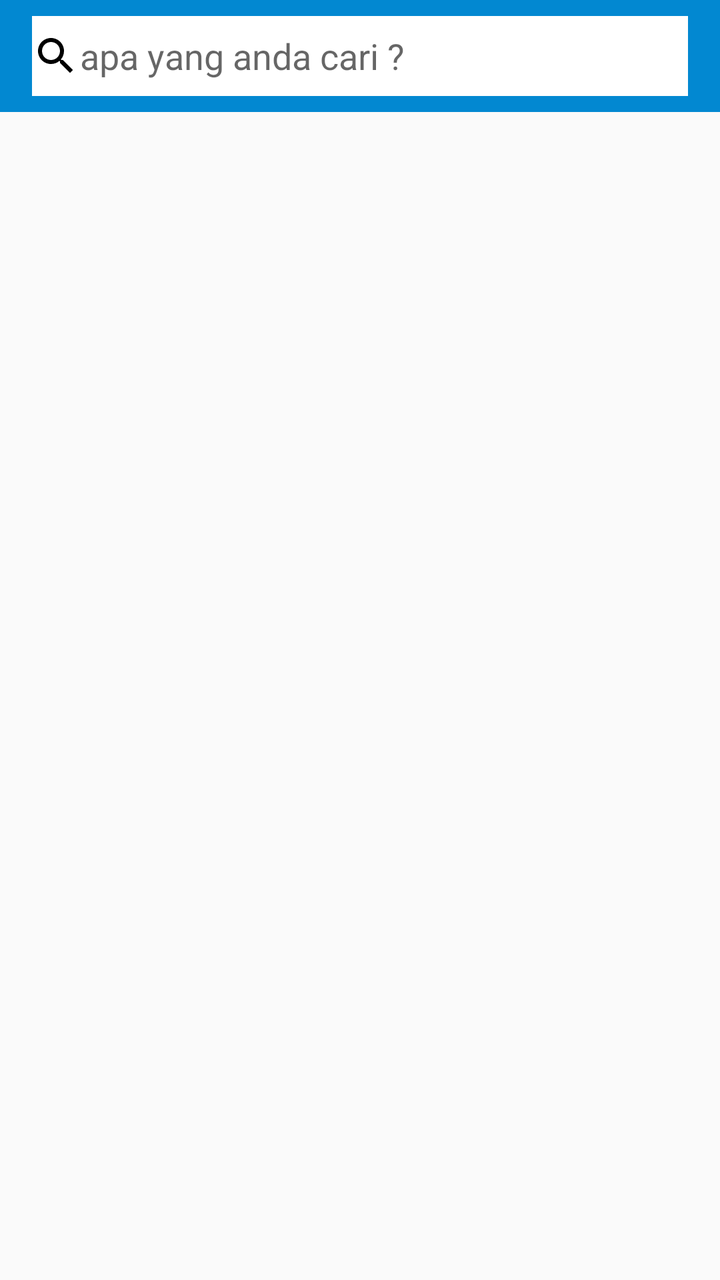
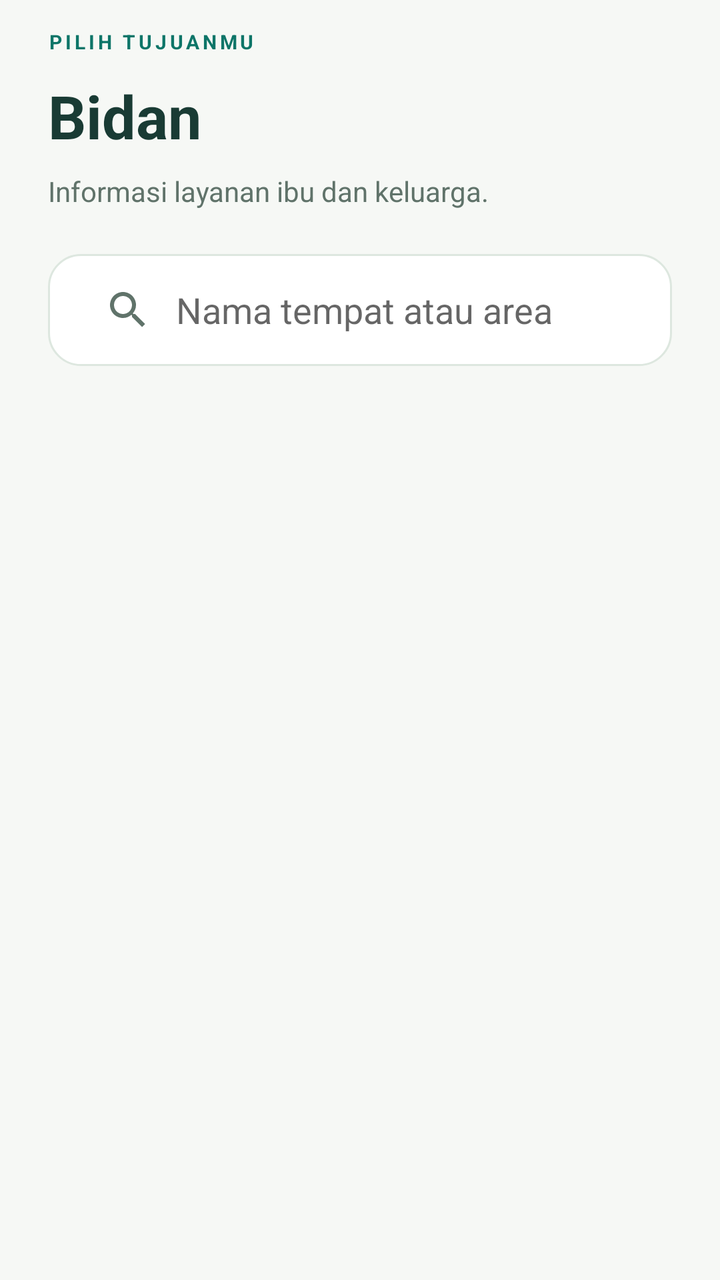

Two renders of the same Android screen: before a commit and after it. Below are the layout's source before the change and the commit's diff.
<!-- AndroidManifest.xml: activity theme EditorTheme -->
<!-- res/layout/activity_bidan.xml -->
<?xml version="1.0" encoding="utf-8"?>
<LinearLayout
    xmlns:android="http://schemas.android.com/apk/res/android"
    xmlns:app="http://schemas.android.com/apk/res-auto"
    xmlns:tools="http://schemas.android.com/tools"
    android:layout_width="match_parent"
    android:layout_height="match_parent"
    android:orientation="vertical"
    tools:context="me.cekpedia.HotelActivity">

    <RelativeLayout
        android:layout_width="match_parent"
        android:layout_height="?attr/actionBarSize">

        <ImageView
            android:layout_width="match_parent"
            android:layout_height="?attr/actionBarSize"
            android:background="#0288D1" />

        <EditText
            android:id="@+id/cari"
            android:layout_width="match_parent"
            android:layout_height="?android:attr/actionBarSize"
            android:layout_marginLeft="16dp"
            android:layout_marginRight="16dp"
            android:layout_marginTop="8dp"
            android:layout_marginBottom="8dp"
            android:background="#FFFF"
            android:drawableLeft="@drawable/ic_search"
            android:hint="apa yang anda cari ?" />

        <ImageView
            android:layout_width="wrap_content"
            android:layout_height="wrap_content"
            android:layout_alignLeft="@+id/cari"
            android:layout_alignParentTop="true"
            android:layout_alignStart="@+id/cari"
            android:layout_marginTop="567dp"
            android:src="@drawable/ic_home_black_24dp"
            android:tint="@color/colorvector" />

    </RelativeLayout>
    <LinearLayout
        android:layout_width="match_parent"
        android:layout_height="wrap_content"
        android:orientation="vertical">
        <ListView
            android:layout_width="match_parent"
            android:layout_height="wrap_content"
            android:id="@+id/listviewbidan">
            


        </ListView>
    </LinearLayout>
</LinearLayout>
<!-- resources referenced by this layout -->
<resources>
  <color name="colorvector">#FFFFFF</color>
  <!-- drawable ic_home_black_24dp (drawable) -->
  <vector android:height="32dp" android:viewportHeight="24.0"
      android:viewportWidth="24.0" android:width="32dp" xmlns:android="http://schemas.android.com/apk/res/android">
      <path android:fillColor="#FF000000" android:pathData="M10,20v-6h4v6h5v-8h3L12,3 2,12h3v8z"/>
  </vector>
  <!-- drawable ic_search (drawable) -->
  <vector xmlns:android="http://schemas.android.com/apk/res/android"
          android:width="24dp"
          android:height="24dp"
          android:viewportWidth="24.0"
          android:viewportHeight="24.0">
      <path
          android:fillColor="#FF000000"
          android:pathData="M15.5,14h-0.79l-0.28,-0.27C15.41,12.59 16,11.11 16,9.5 16,5.91 13.09,3 9.5,3S3,5.91 3,9.5 5.91,16 9.5,16c1.61,0 3.09,-0.59 4.23,-1.57l0.27,0.28v0.79l5,4.99L20.49,19l-4.99,-5zM9.5,14C7.01,14 5,11.99 5,9.5S7.01,5 9.5,5 14,7.01 14,9.5 11.99,14 9.5,14z"/>
  </vector>
  <style name="EditorTheme" parent="Theme.AppCompat.Light.DarkActionBar">
          <item name="colorPrimary">@color/editorColorPrimary</item>
          <item name="colorAccent">@color/colorAccent</item>
      </style>
  <color name="editorColorPrimary">#0288D1</color>
  <color name="colorAccent">#FF4081</color>
</resources>

<!-- the commit's change to res/layout/activity_bidan.xml (unified diff, before → after) -->
@@ -1,56 +1,20 @@
 <?xml version="1.0" encoding="utf-8"?>
-<LinearLayout
-    xmlns:android="http://schemas.android.com/apk/res/android"
-    xmlns:app="http://schemas.android.com/apk/res-auto"
-    xmlns:tools="http://schemas.android.com/tools"
-    android:layout_width="match_parent"
-    android:layout_height="match_parent"
-    android:orientation="vertical"
-    tools:context="me.cekpedia.HotelActivity">
-
-    <RelativeLayout
-        android:layout_width="match_parent"
-        android:layout_height="?attr/actionBarSize">
-
-        <ImageView
-            android:layout_width="match_parent"
-            android:layout_height="?attr/actionBarSize"
-            android:background="#0288D1" />
-
-        <EditText
-            android:id="@+id/cari"
-            android:layout_width="match_parent"
-            android:layout_height="?android:attr/actionBarSize"
-            android:layout_marginLeft="16dp"
-            android:layout_marginRight="16dp"
-            android:layout_marginTop="8dp"
-            android:layout_marginBottom="8dp"
-            android:background="#FFFF"
-            android:drawableLeft="@drawable/ic_search"
-            android:hint="apa yang anda cari ?" />
-
-        <ImageView
-            android:layout_width="wrap_content"
-            android:layout_height="wrap_content"
-            android:layout_alignLeft="@+id/cari"
-            android:layout_alignParentTop="true"
-            android:layout_alignStart="@+id/cari"
-            android:layout_marginTop="567dp"
-            android:src="@drawable/ic_home_black_24dp"
-            android:tint="@color/colorvector" />
-
-    </RelativeLayout>
-    <LinearLayout
-        android:layout_width="match_parent"
-        android:layout_height="wrap_content"
-        android:orientation="vertical">
-        <ListView
-            android:layout_width="match_parent"
-            android:layout_height="wrap_content"
-            android:id="@+id/listviewbidan">
-            
-
-
-        </ListView>
+<LinearLayout xmlns:android="http://schemas.android.com/apk/res/android" xmlns:app="http://schemas.android.com/apk/res-auto" android:layout_width="match_parent" android:layout_height="match_parent" android:orientation="vertical" android:background="@color/canvas">
+     <LinearLayout android:layout_width="match_parent" android:layout_height="wrap_content" android:orientation="vertical" android:paddingLeft="24dp" android:paddingRight="24dp" android:paddingTop="14dp">
+      <TextView android:layout_width="match_parent" android:layout_height="wrap_content" android:text="PILIH TUJUANMU" android:textSize="10sp" android:textColor="@color/colorPrimary" android:fontFamily="sans-serif" android:textStyle="bold" android:letterSpacing="0.16" /><TextView android:layout_width="match_parent" android:layout_height="wrap_content" android:text="Bidan" android:textSize="30sp" android:textColor="@color/ink" android:fontFamily="sans-serif" android:textStyle="bold" android:layout_marginTop="10dp"/><TextView android:layout_width="match_parent" android:layout_height="wrap_content" android:text="Informasi layanan ibu dan keluarga." android:textSize="14sp" android:textColor="@color/muted" android:fontFamily="sans-serif" android:layout_marginTop="8dp" android:lineSpacingExtra="3dp"/>
+      <SearchView android:id="@+id/cari" android:layout_width="match_parent" android:layout_height="56dp" android:layout_marginTop="22dp" android:layout_marginBottom="16dp" android:background="@drawable/bg_field" android:iconifiedByDefault="false" android:queryHint="Nama tempat atau area" android:queryBackground="@android:color/transparent" android:paddingLeft="8dp" android:paddingRight="8dp"/>
+     </LinearLayout>
+     <FrameLayout android:layout_width="match_parent" android:layout_height="0dp" android:layout_weight="1">
+      <ListView android:id="@+id/listviewbidan" android:layout_width="match_parent" android:layout_height="match_parent" android:paddingLeft="24dp" android:paddingRight="24dp" android:paddingBottom="24dp" android:clipToPadding="false" android:divider="@android:color/transparent" android:dividerHeight="14dp" android:scrollbars="none"/>
+      <android.support.v7.widget.RecyclerView android:id="@+id/result_list_bidan" android:layout_width="match_parent" android:layout_height="match_parent" android:paddingLeft="24dp" android:paddingRight="24dp" android:paddingBottom="24dp" android:clipToPadding="false" android:visibility="gone"/>
+<include layout="@layout/view_empty_places" android:id="@+id/category_empty" android:layout_width="match_parent" android:layout_height="wrap_content" android:layout_marginLeft="24dp" android:layout_marginRight="24dp" android:visibility="gone"/>
+     </FrameLayout>
     </LinearLayout>
+<!-- res/layout/view_empty_places.xml (included above) -->
+<?xml version="1.0" encoding="utf-8"?>
+<LinearLayout xmlns:android="http://schemas.android.com/apk/res/android" xmlns:app="http://schemas.android.com/apk/res-auto" android:layout_width="match_parent" android:layout_height="wrap_content" android:orientation="vertical" android:background="@drawable/bg_mint" android:padding="24dp">
+ <ImageView android:layout_width="40dp" android:layout_height="40dp" android:src="@drawable/ic_ui_pin"/>
+ <TextView android:layout_width="match_parent" android:layout_height="wrap_content" android:text="Masih ada yang bisa ditemukan." android:textSize="21sp" android:textColor="@color/ink" android:fontFamily="sans-serif" android:id="@+id/empty_places_title" android:textStyle="bold" android:layout_marginTop="18dp"/>
+ <TextView android:layout_width="match_parent" android:layout_height="wrap_content" android:text="Belum ada tempat untuk ditampilkan. Coba pencarian lain atau jelajahi kategori berikutnya." android:textSize="14sp" android:textColor="@color/muted" android:fontFamily="sans-serif" android:id="@+id/empty_places_message" android:lineSpacingExtra="5dp" android:layout_marginTop="10dp"/>
+<Button android:id="@+id/retry_places" style="@style/Cek.Button.Secondary" android:text="Muat ulang" android:visibility="gone" android:layout_marginTop="18dp"/>
 </LinearLayout>
<!-- resource entries referenced after the edit -->
@@ -1,26 +1,33 @@
 <!-- resources referenced by this layout -->
 <resources>
-  <color name="colorvector">#FFFFFF</color>
-  <!-- drawable ic_home_black_24dp (drawable) -->
-  <vector android:height="32dp" android:viewportHeight="24.0"
-      android:viewportWidth="24.0" android:width="32dp" xmlns:android="http://schemas.android.com/apk/res/android">
-      <path android:fillColor="#FF000000" android:pathData="M10,20v-6h4v6h5v-8h3L12,3 2,12h3v8z"/>
-  </vector>
-  <!-- drawable ic_search (drawable) -->
-  <vector xmlns:android="http://schemas.android.com/apk/res/android"
-          android:width="24dp"
-          android:height="24dp"
-          android:viewportWidth="24.0"
-          android:viewportHeight="24.0">
-      <path
-          android:fillColor="#FF000000"
-          android:pathData="M15.5,14h-0.79l-0.28,-0.27C15.41,12.59 16,11.11 16,9.5 16,5.91 13.09,3 9.5,3S3,5.91 3,9.5 5.91,16 9.5,16c1.61,0 3.09,-0.59 4.23,-1.57l0.27,0.28v0.79l5,4.99L20.49,19l-4.99,-5zM9.5,14C7.01,14 5,11.99 5,9.5S7.01,5 9.5,5 14,7.01 14,9.5 11.99,14 9.5,14z"/>
-  </vector>
-  <style name="EditorTheme" parent="Theme.AppCompat.Light.DarkActionBar">
-          <item name="colorPrimary">@color/editorColorPrimary</item>
-          <item name="colorAccent">@color/colorAccent</item>
-      </style>
-  <color name="editorColorPrimary">#0288D1</color>
-  <color name="colorAccent">#FF4081</color>
+  <color name="canvas">#F6F8F5</color>
+  <color name="colorPrimary">#0D7568</color>
+  <color name="ink">#193B34</color>
+  <color name="muted">#60736A</color>
+  <!-- drawable bg_field (drawable) -->
+  <?xml version="1.0" encoding="utf-8"?>
+  <shape xmlns:android="http://schemas.android.com/apk/res/android"><solid android:color="#FFFFFF"/><corners android:radius="16dp"/><stroke android:width="1dp" android:color="#DDE7DF"/></shape>
+  <!-- drawable bg_mint (drawable) -->
+  <?xml version="1.0" encoding="utf-8"?>
+  <shape xmlns:android="http://schemas.android.com/apk/res/android"><solid android:color="#E6F1E9"/><corners android:radius="18dp"/></shape>
+  <!-- drawable ic_ui_pin (drawable) -->
+  <?xml version="1.0" encoding="utf-8"?>
+  <vector xmlns:android="http://schemas.android.com/apk/res/android" android:width="24dp" android:height="24dp" android:viewportWidth="24" android:viewportHeight="24"><path android:pathData="M20,10 C20,16 12,22 12,22 C12,22 4,16 4,10 A8,8 0,1 1,20 10 M15,10 A3,3 0,1 1,9 10 A3,3 0,1 1,15 10" android:fillColor="@android:color/transparent" android:strokeColor="#0D7568" android:strokeWidth="1.7" android:strokeLineCap="round" android:strokeLineJoin="round"/></vector>
+  <style name="Cek.Button.Secondary" parent="Cek.Button"><item name="android:background">@drawable/bg_button_secondary</item><item name="android:textColor">@color/colorPrimary</item></style>
+  <style name="EditorTheme" parent="AppTheme" />
+  <style name="Cek.Button" parent="@android:style/Widget.Button"><item name="android:layout_width">match_parent</item><item name="android:layout_height">56dp</item><item name="android:textAllCaps">false</item><item name="android:textSize">15sp</item><item name="android:fontFamily">sans-serif-medium</item><item name="android:elevation">0dp</item><item name="android:stateListAnimator">@null</item><item name="android:paddingLeft">20dp</item><item name="android:paddingRight">20dp</item></style>
+  <!-- drawable bg_button_secondary (drawable) -->
+  <?xml version="1.0" encoding="utf-8"?>
+  <selector xmlns:android="http://schemas.android.com/apk/res/android"><item android:state_pressed="true"><shape><solid android:color="#D2E7D8"/><corners android:radius="16dp"/></shape></item><item><shape><solid android:color="#E6F1E9"/><corners android:radius="16dp"/></shape></item></selector>
+  <style name="AppTheme" parent="Theme.AppCompat.Light.DarkActionBar">
+    <item name="colorPrimary">@color/canvas</item><item name="colorPrimaryDark">@color/canvas</item>
+    <item name="colorAccent">@color/colorPrimary</item><item name="android:windowBackground">@color/canvas</item>
+    <item name="android:fontFamily">sans-serif</item><item name="android:colorBackground">@color/canvas</item>
+    <item name="android:textColorPrimary">@color/ink</item><item name="android:textColorSecondary">@color/muted</item>
+    <item name="actionBarTheme">@style/Cek.ActionBar</item><item name="actionBarStyle">@style/Cek.ActionBarStyle</item>
+   </style>
+  <style name="Cek.ActionBar" parent="ThemeOverlay.AppCompat.Light"><item name="colorControlNormal">@color/ink</item><item name="android:textColorPrimary">@color/ink</item></style>
+  <style name="Cek.ActionBarStyle" parent="Widget.AppCompat.ActionBar.Solid"><item name="background">@color/canvas</item><item name="elevation">0dp</item><item name="titleTextStyle">@style/Cek.ActionBarTitle</item></style>
+  <style name="Cek.ActionBarTitle" parent="TextAppearance.AppCompat.Widget.ActionBar.Title"><item name="android:textColor">@color/ink</item><item name="android:textSize">18sp</item><item name="android:fontFamily">sans-serif-medium</item></style>
 </resources>
 
